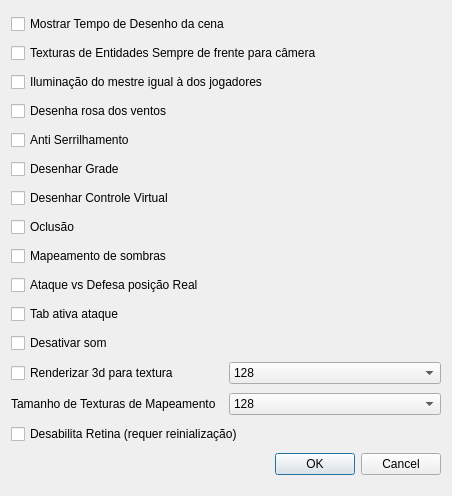
Qt form ifg/qt/ui/opcoes.ui (matferib/tabuleiro-virtual) before a commit.
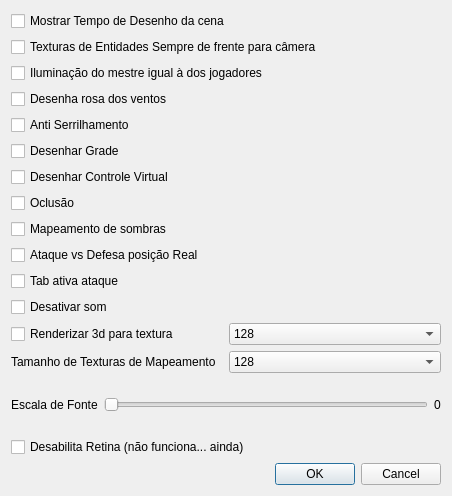
The same form after that commit.

Commit message: alteracao de escala por opcoes

```diff
--- a/ifg/qt/ui/opcoes.ui
+++ b/ifg/qt/ui/opcoes.ui
@@ -197,13 +197,44 @@
      </item>
     </layout>
    </item>
+   <item>
+    <layout class="QHBoxLayout" name="horizontalLayout_3">
+     <item>
+      <widget class="QLabel" name="label">
+       <property name="text">
+        <string>Escala de Fonte</string>
+       </property>
+      </widget>
+     </item>
+     <item>
+      <widget class="QSlider" name="slider_escala">
+       <property name="toolTip">
+        <string>Escala de fontes. Em sistemas normais é 1, para sistemas com unidades lógica, como retina, esse valor pode variar. Use 0 para automático.</string>
+       </property>
+       <property name="maximum">
+        <number>4</number>
+       </property>
+       <property name="orientation">
+        <enum>Qt::Horizontal</enum>
+       </property>
+      </widget>
+     </item>
+     <item>
+      <widget class="QLabel" name="label_escala">
+       <property name="text">
+        <string>0</string>
+       </property>
+      </widget>
+     </item>
+    </layout>
+   </item>
    <item>
     <widget class="QCheckBox" name="checkbox_desabilitar_retina">
      <property name="toolTip">
       <string>Se marcado, não usará display de retina.</string>
      </property>
      <property name="text">
-      <string>Desabilita Retina (requer reinialização)</string>
+      <string>Desabilita Retina (não funciona... ainda)</string>
      </property>
     </widget>
    </item>
```
Left out of the diff: 6 changed lines with no effect on the pictures. The commit also changes 6 other files.
